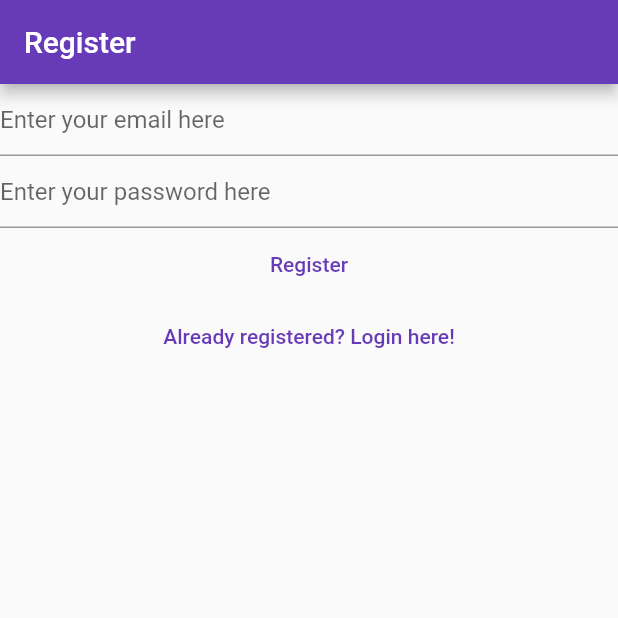
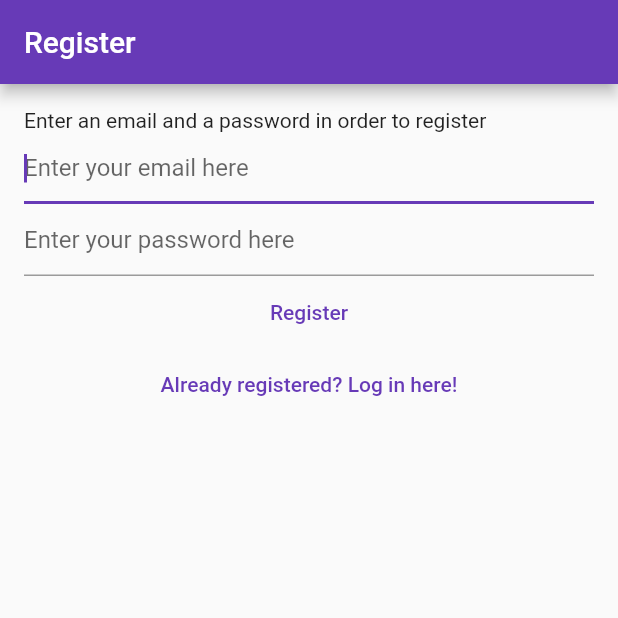
Before and after one commit to gabriel-canals/MyNotes, a Flutter app: the screen it shows after launch, after a tap on "Not registered yet? Register here!", on a phone screen of 412 x 824 dp, the top half of it. Run offline on Flutter 3.47's test engine with Material 2 defaults, Android fonts, the phone set to English and light mode, and no system bars; our stand-ins replace bloc, cloud_firestore, equatable, firebase_auth, firebase_core, flutter_bloc and 1 more; accounts and stored records are empty; network calls fail.

Commit message:
Add reset password feature and refactor

```diff
--- a/lib/views/homepage.dart
+++ b/lib/homepage.dart
@@ -4,6 +4,7 @@ import 'package:mynotes/helpers/loading/loading_screen.dart';
 import 'package:mynotes/services/auth/bloc/auth_bloc.dart';
 import 'package:mynotes/services/auth/bloc/auth_event.dart';
 import 'package:mynotes/services/auth/bloc/auth_state.dart';
+import 'package:mynotes/views/forgor_password_view.dart';
 import 'package:mynotes/views/login_view.dart';
 import 'package:mynotes/views/notes/notes_view.dart';
 import 'package:mynotes/views/register_view.dart';
@@ -34,6 +35,8 @@ class HomePage extends StatelessWidget {
               return const LoginView();
             } else if (state is AuthStateRegistering) {
               return const RegisterView();
+            } else if (state is AuthStateForgotPassword) {
+              return const ForgorPasswordView();
             } else {
               return const Scaffold(
                 body: CircularProgressIndicator(),
--- a/lib/main.dart
+++ b/lib/main.dart
@@ -3,7 +3,7 @@ import 'package:flutter_bloc/flutter_bloc.dart';
 import 'package:mynotes/constants/routes.dart';
 import 'package:mynotes/services/auth/bloc/auth_bloc.dart';
 import 'package:mynotes/services/auth/firebase_auth_provider.dart';
-import 'package:mynotes/views/homepage.dart';
+import 'package:mynotes/homepage.dart';
 import 'package:mynotes/views/notes/create_update_note_view.dart';
 
 void main() {
--- a/lib/services/auth/auth_provider.dart
+++ b/lib/services/auth/auth_provider.dart
@@ -13,4 +13,7 @@ abstract class AuthProvider {
   });
   Future<void> logOut();
   Future<void> sendEmailVerification();
+  Future<void> sendPasswordReset({
+    required String toEmail,
+  });
 }
--- a/lib/services/auth/auth_service.dart
+++ b/lib/services/auth/auth_service.dart
@@ -39,4 +39,7 @@ class AuthService implements AuthProvider {
 
   @override
   Future<void> initialize() => provider.initialize();
+
+  @override
+  Future<void> sendPasswordReset({required String toEmail}) => provider.sendPasswordReset(toEmail: toEmail);
 }
--- a/lib/services/auth/bloc/auth_bloc.dart
+++ b/lib/services/auth/bloc/auth_bloc.dart
@@ -11,12 +11,45 @@ class AuthBloc extends Bloc<AuthEvent, AuthState> {
       emit(state);
     });
 
+    on<AuthEventForgotPassword>(
+      (event, emit) async {
+        emit(const AuthStateForgotPassword(
+          exception: null,
+          hasSentEmail: false,
+          isLoading: false,
+        ));
+        final email = event.email;
+        if (email == null) return;
+        emit(const AuthStateForgotPassword(
+          exception: null,
+          hasSentEmail: false,
+          isLoading: true,
+        ));
+        bool sentEmail;
+        Exception? exception;
+        try {
+          await provider.sendPasswordReset(toEmail: email);
+          sentEmail = true;
+          exception = null;
+        } on Exception catch (e) {
+          sentEmail = false;
+          exception = e;
+        }
+        emit(AuthStateForgotPassword(
+          exception: exception,
+          hasSentEmail: sentEmail,
+          isLoading: false,
+        ));
+      },
+    );
+
     on<AuthEventShouldRegister>((event, emit) async {
-      try {
-        emit(const AuthStateRegistering(exception: null, isLoading: false));
-      } on Exception catch (exception) {
-        emit(AuthStateRegistering(exception: exception, isLoading: false));
-      }
+      emit(
+        const AuthStateRegistering(
+          exception: null,
+          isLoading: false,
+        ),
+      );
     });
 
     on<AuthEventRegister>((event, emit) async {
@@ -30,10 +63,12 @@ class AuthBloc extends Bloc<AuthEvent, AuthState> {
         await provider.sendEmailVerification();
         emit(const AuthStateNeedsVerification(isLoading: false));
       } on Exception catch (exception) {
-        emit(AuthStateRegistering(
-          exception: exception,
-          isLoading: false,
-        ));
+        emit(
+          AuthStateRegistering(
+            exception: exception,
+            isLoading: false,
+          ),
+        );
       }
     });
 
--- a/lib/services/auth/bloc/auth_event.dart
+++ b/lib/services/auth/bloc/auth_event.dart
@@ -29,6 +29,11 @@ class AuthEventRegister extends AuthEvent{
   const AuthEventRegister(this.email, this.passwd);
 }
 
+class AuthEventForgotPassword extends AuthEvent{
+  final String? email;
+  const AuthEventForgotPassword({this.email});
+}
+
 class AuthEventShouldRegister extends AuthEvent{
   const AuthEventShouldRegister();
 }
--- a/lib/services/auth/bloc/auth_state.dart
+++ b/lib/services/auth/bloc/auth_state.dart
@@ -7,6 +7,7 @@ abstract class AuthState {
   final bool isLoading;
   final String? loadingText;
   const AuthState({required this.isLoading, this.loadingText = 'Pleas wait a moment'});
+
 }
 
 class AuthStateLoggedIn extends AuthState {
@@ -27,6 +28,16 @@ class AuthStateLoggedOut extends AuthState with EquatableMixin {
   List<Object?> get props => [exception, isLoading];
 }
 
+class AuthStateForgotPassword extends AuthState {
+  final Exception? exception;
+  final bool hasSentEmail;
+  const AuthStateForgotPassword({
+    required this.exception,
+    required this.hasSentEmail,
+    required bool isLoading,
+  }) : super(isLoading: isLoading);
+}
+
 class AuthStateUninitialized extends AuthState {
   const AuthStateUninitialized({required bool isLoading}) : super(isLoading: isLoading);
 }
--- /dev/null
+++ b/lib/utilities/dialogs/password_reset_email_sent_dialog.dart
@@ -0,0 +1,15 @@
+import 'package:flutter/material.dart';
+import 'package:mynotes/utilities/dialogs/generic_dialog.dart';
+
+Future<void> showPasswordResetSentDialog(
+  BuildContext context,
+) {
+  return showGenericDialog<void>(
+    context: context,
+    content: 'We have sent you a password reset link. Please check your email inbox',
+    title: 'Password reset',
+    optionsBuilder: () => {
+      'OK': null,
+    },
+  );
+}
--- a/lib/views/login_view.dart
+++ b/lib/views/login_view.dart
@@ -36,7 +36,7 @@ class _LoginViewState extends State<LoginView> {
       listener: (context, state) async {
         if (state is AuthStateLoggedOut) {
           if (state.exception is UserNotFoundAuthException) {
-            await showErrorDialog(context, 'User not found');
+            await showErrorDialog(context, 'Cannot find an user with the entered credentials');
           } else if (state.exception is WrongPasswordAuthException) {
             await showErrorDialog(context, 'Wrong credentials');
           } else if (state.exception is GenericAuthException) {
@@ -48,12 +48,16 @@ class _LoginViewState extends State<LoginView> {
         appBar: AppBar(
           title: const Text('Login'),
         ),
-        body: Column(
+        body: Padding(
+          padding: const EdgeInsets.all(16.0),
+          child: Column(
             children: [
+              const Text('Please provide your email and password in order to log in'),
               TextField(
                 controller: _email,
                 enableSuggestions: false,
                 autocorrect: false,
+                autofocus: true,
                 keyboardType: TextInputType.emailAddress,
                 decoration: const InputDecoration(
                   hintText: 'Enter your email here',
@@ -88,8 +92,17 @@ class _LoginViewState extends State<LoginView> {
                       );
                 },
                 child: const Text('Not registered yet? Register here!'),
+              ),
+              TextButton(
+                onPressed: () {
+                  context.read<AuthBloc>().add(
+                        const AuthEventForgotPassword(),
+                      );
+                },
+                child: const Text('I forgot my password'),
               )
             ],
+          ),
         ),
       ),
     );
--- a/lib/views/register_view.dart
+++ b/lib/views/register_view.dart
@@ -51,12 +51,17 @@ class _RegisterViewState extends State<RegisterView> {
         appBar: AppBar(
           title: const Text('Register'),
         ),
-        body: Column(
+        body: Padding(
+          padding: const EdgeInsets.all(16.0),
+          child: Column(
+            crossAxisAlignment: CrossAxisAlignment.start,
             children: [
+              const Text('Enter an email and a password in order to register'),
               TextField(
                 controller: _email,
                 enableSuggestions: false,
                 autocorrect: false,
+                autofocus: true,
                 keyboardType: TextInputType.emailAddress,
                 decoration: const InputDecoration(
                   hintText: 'Enter your email here',
@@ -71,6 +76,9 @@ class _RegisterViewState extends State<RegisterView> {
                   hintText: 'Enter your password here',
                 ),
               ),
+              Center(
+                child: Column(
+                  children: [
                     TextButton(
                       onPressed: () async {
                         final email = _email.text;
@@ -83,9 +91,13 @@ class _RegisterViewState extends State<RegisterView> {
                       onPressed: () {
                         context.read<AuthBloc>().add(const AuthEventLogOut());
                       },
-              child: const Text('Already registered? Login here!'),
+                      child: const Text('Already registered? Log in here!'),
                     )
                   ],
+                ),
+              ),
+            ],
+          ),
         ),
       ),
     );
```
Also changed, not shown: lib/services/auth/firebase_auth_provider.dart (+19 -2 lines), lib/views/forgor_password_view.dart (added, +80 -0 lines), 1 other file. Lines whose indentation alone changed are shown as unchanged.
